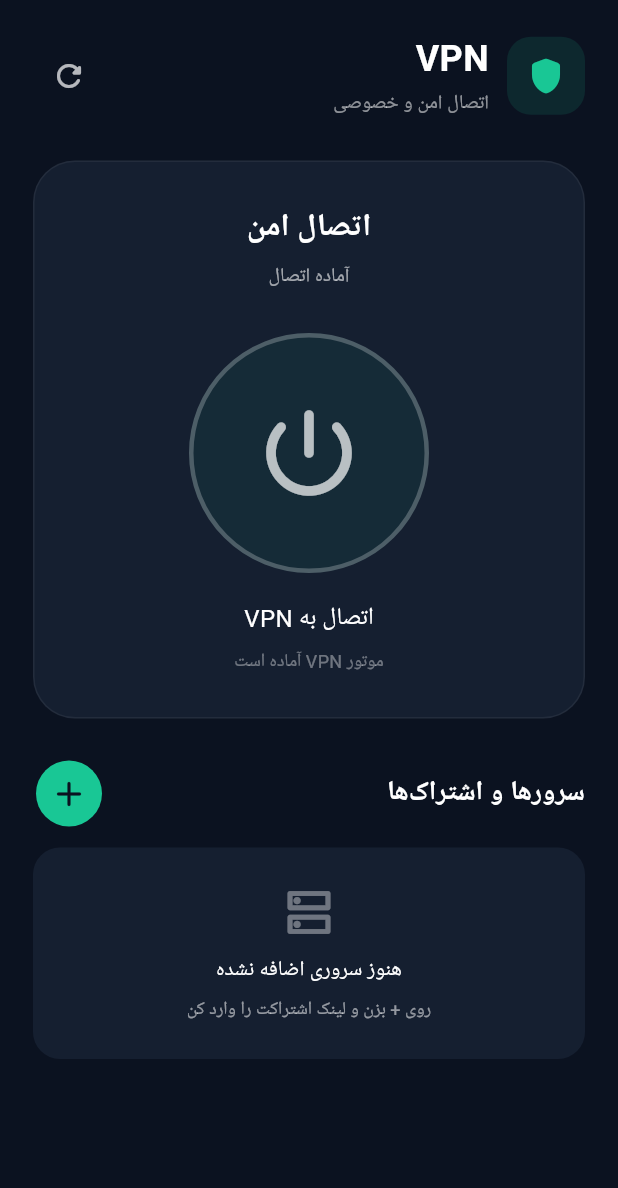
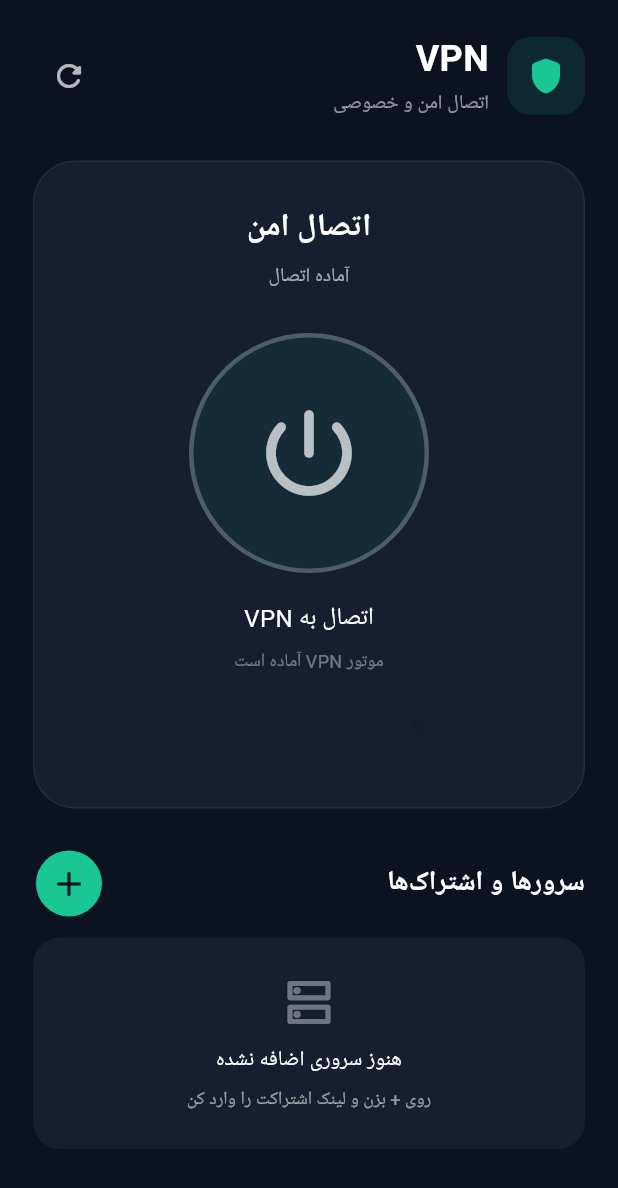
Before and after one commit to HosseinKhashaypour85/vpn_flutter, a Flutter app: the HomeScreen screen opened by its route, on a phone screen of 412 x 824 dp. Shown: the top 1188 px of the screen. Run offline on Flutter 3.47's test engine with Material 3 defaults, Android fonts, the phone set to English and light mode, and no system bars; our stand-ins replace dio, flutter_secure_storage, get, pinput; missing offline and left inert: flutter_v2ray; accounts and stored records are empty; Roboto replaces fonts that are missing (kalameh).

Commit message:
Verify actual VPN state and tunnel internet access (#4)

```diff
--- a/lib/modules/home/views/home_view.dart
+++ b/lib/modules/home/views/home_view.dart
@@ -38,15 +38,33 @@
   bool _initialized = false;
   bool _connecting = false;
   bool _connected = false;
+  bool _testingInternet = false;
   String _status = 'در حال آماده‌سازی موتور VPN...';
+  String _trafficInfo = '';
 
   @override
   void initState() {
     super.initState();
     _v2ray = FlutterV2ray(
       onStatusChanged: (status) {
-        // لاگ وضعیت موتور برای عیب‌یابی اتصال در ترمینال.
-        debugPrint('V2RAY STATUS: $status');
+        // Log actual engine state and traffic counters; do not infer a working
+        // tunnel merely because startV2Ray() returned.
+        debugPrint(
+          'V2RAY STATUS: state=${status.state}, duration=${status.duration}, '
+          'upload=${status.upload}, download=${status.download}, '
+          'uploadSpeed=${status.uploadSpeed}, downloadSpeed=${status.downloadSpeed}',
+        );
+        if (!mounted) return;
+        setState(() {
+          _connected = status.state.toUpperCase() == 'CONNECTED';
+          _trafficInfo =
+              'آپلود: ${status.upload} B  •  دانلود: ${status.download} B';
+          if (!_connected && !_connecting) {
+            _status = 'موتور VPN متصل نیست (${status.state})';
+          } else if (_connected) {
+            _status = 'تونل فعال است؛ در حال بررسی عبور ترافیک';
+          }
+        });
       },
     );
     _initializeVpn();
@@ -285,6 +303,36 @@
     }
   }
 
+  Future<void> _testTunnelInternet() async {
+    if (!_connected || _testingInternet) {
+      _showMessage('ابتدا تونل VPN را وصل کن');
+      return;
+    }
+
+    setState(() => _testingInternet = true);
+    try {
+      final response = await http
+          .get(Uri.parse('https://www.google.com/generate_204'))
+          .timeout(const Duration(seconds: 8));
+
+      if (!mounted) return;
+      if (response.statusCode == 204 || response.statusCode == 200) {
+        setState(() => _status = 'تست اینترنت موفق بود (HTTP ${response.statusCode})');
+        _showMessage('اینترنت از داخل اپ در دسترس است');
+      } else {
+        setState(() => _status = 'تست اینترنت: HTTP ${response.statusCode}');
+        _showMessage('پاسخ غیرمنتظره از اینترنت: HTTP ${response.statusCode}');
+      }
+    } catch (e) {
+      debugPrint('VPN TUNNEL INTERNET TEST ERROR: $e');
+      if (!mounted) return;
+      setState(() => _status = 'تونل روشن است ولی تست اینترنت ناموفق بود');
+      _showMessage('تست اینترنت ناموفق بود؛ لاگ: $e');
+    } finally {
+      if (mounted) setState(() => _testingInternet = false);
+    }
+  }
+
   Future<void> _toggleConnection() async {
     if (!_initialized || _connecting) return;
 
@@ -336,8 +384,7 @@
 
       if (!mounted) return;
       setState(() {
-        _connected = true;
-        _status = 'درخواست اتصال ارسال شد؛ لاگ موتور را بررسی کن';
+        _status = 'درخواست اتصال ارسال شد؛ منتظر وضعیت واقعی موتور هستیم';
       });
     } catch (e, st) {
       debugPrint('VPN CONNECT ERROR: $e');
@@ -481,6 +528,27 @@
                       _initialized ? 'موتور VPN آماده است' : 'در حال آماده‌سازی موتور...',
                       style: const TextStyle(color: Colors.white38, fontSize: 12),
                     ),
+                    if (_trafficInfo.isNotEmpty) ...[
+                      const SizedBox(height: 8),
+                      Text(
+                        _trafficInfo,
+                        style: const TextStyle(color: Colors.white54, fontSize: 11),
+                      ),
+                    ],
+                    const SizedBox(height: 12),
+                    OutlinedButton.icon(
+                      onPressed: !_connected || _testingInternet
+                          ? null
+                          : _testTunnelInternet,
+                      icon: _testingInternet
+                          ? const SizedBox(
+                              width: 16,
+                              height: 16,
+                              child: CircularProgressIndicator(strokeWidth: 2),
+                            )
+                          : const Icon(Icons.public_rounded),
+                      label: const Text('تست اینترنت از داخل تونل'),
+                    ),
                   ],
                 ),
               ),
```
